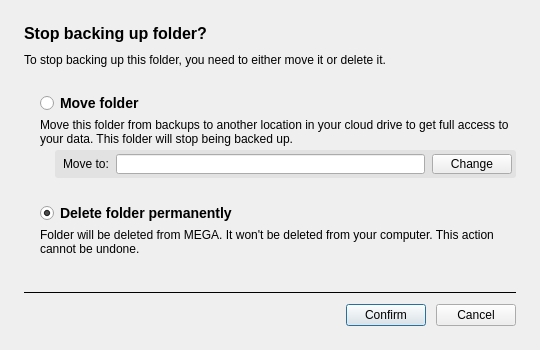
Old version of the form src/MEGASync/syncs/gui/Backups/linux/RemoveBackupDialog.ui in the repository meganz/MEGAsync.
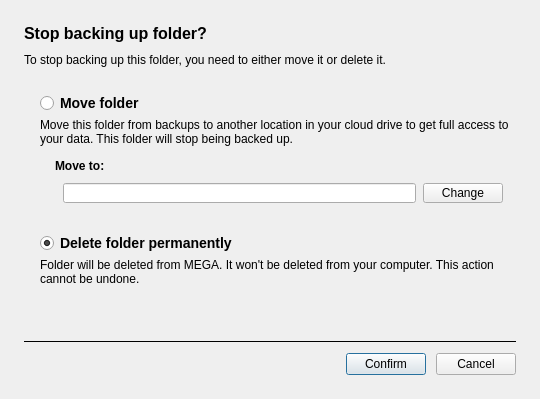
New version of the form.

Commit message: SNC-4742: Remove backup

Diff of the .ui file:
```diff
--- a/src/MEGASync/syncs/gui/Backups/linux/RemoveBackupDialog.ui
+++ b/src/MEGASync/syncs/gui/Backups/linux/RemoveBackupDialog.ui
@@ -7,7 +7,7 @@
     <x>0</x>
     <y>0</y>
     <width>540</width>
-    <height>350</height>
+    <height>399</height>
    </rect>
   </property>
   <property name="minimumSize">
@@ -36,7 +36,23 @@
 {
 font-weight: 400;
 font-size:12px;
-}</string>
+}
+
+#moveToContainer {
+border-radius:3px;
+}
+
+#lMoveTo
+{
+font-weight: 600;
+font-size:12px;
+}
+
+*::disabled
+{
+color: rgba(0, 0, 0, 0.2)
+}
+</string>
   </property>
   <layout class="QVBoxLayout" name="verticalLayout">
    <property name="spacing">
@@ -109,15 +125,23 @@
       </widget>
      </item>
      <item>
-      <layout class="QHBoxLayout" name="horizontalLayout">
-       <property name="leftMargin">
-        <number>15</number>
-       </property>
-       <property name="bottomMargin">
-        <number>0</number>
-       </property>
-       <item>
         <widget class="QWidget" name="moveToContainer" native="true">
+       <layout class="QVBoxLayout" name="verticalLayout_3">
+        <property name="leftMargin">
+         <number>15</number>
+        </property>
+        <property name="bottomMargin">
+         <number>1</number>
+        </property>
+        <item>
+         <widget class="QLabel" name="lMoveTo">
+          <property name="text">
+           <string>Move to:</string>
+          </property>
+         </widget>
+        </item>
+        <item>
+         <widget class="QWidget" name="hDataTarget" native="true">
          <property name="minimumSize">
           <size>
            <width>0</width>
@@ -131,17 +155,7 @@
           </size>
          </property>
          <property name="styleSheet">
-          <string notr="true">#moveToContainer{
-background-color:#E2E2E2;
-border-radius:3px;
-}
-
-*::disabled
-{
-color: rgba(0, 0, 0, 0.2)
-}
-
-</string>
+           <string notr="true"/>
          </property>
          <layout class="QHBoxLayout" name="horizontalLayout_3">
           <property name="spacing">
@@ -159,14 +173,7 @@
           <property name="bottomMargin">
            <number>0</number>
           </property>
-          <item alignment="Qt::AlignmentFlag::AlignVCenter">
-           <widget class="QLabel" name="label_5">
-            <property name="text">
-             <string>Move to:</string>
-            </property>
-           </widget>
-          </item>
-          <item alignment="Qt::AlignmentFlag::AlignVCenter">
+           <item>
            <widget class="QLineEdit" name="lTarget">
             <property name="minimumSize">
              <size>
@@ -185,7 +192,7 @@
             </property>
            </widget>
           </item>
-          <item alignment="Qt::AlignmentFlag::AlignVCenter">
+           <item>
            <widget class="QPushButton" name="bChange">
             <property name="minimumSize">
              <size>
@@ -208,6 +215,7 @@
         </widget>
        </item>
       </layout>
+      </widget>
      </item>
      <item>
       <spacer name="verticalSpacer">
```
Lines whose indentation alone changed are shown as unchanged.
